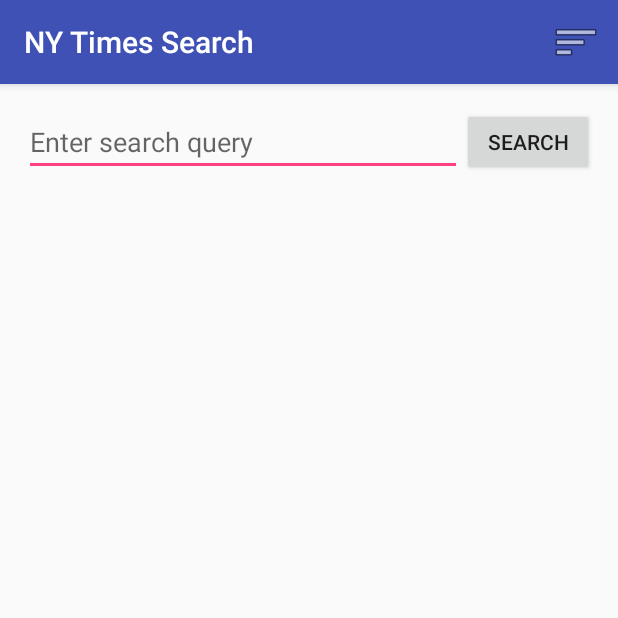
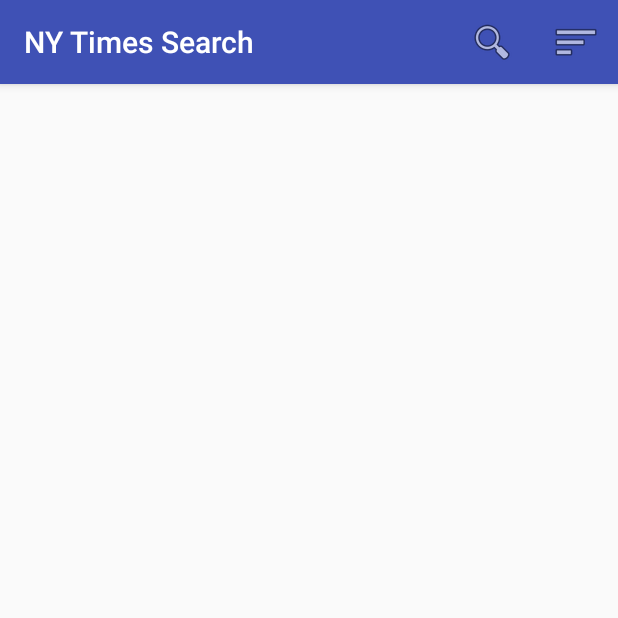
Before and after one commit to heyhuyen/codepath-nytimes-search, an Android app: the screen it shows after launch (SearchActivity), on a phone screen of 412 x 824 dp, the top half of it. Run offline under Robolectric (Android 15) with nearby library versions, the phone set to English and light mode, and no system bars; our stand-ins replace Picasso; libraries missing offline, so code that uses them is left out: com.loopj.android, cz.msebera.android; pictures from the network do not load; 2 statements that could not run were skipped.

Commit message:
Use ActionBar SearchView

```diff
--- a/app/src/main/java/com/huyentran/nytsearch/activities/SearchActivity.java
+++ b/app/src/main/java/com/huyentran/nytsearch/activities/SearchActivity.java
@@ -6,16 +6,16 @@ import android.net.ConnectivityManager;
 import android.net.NetworkInfo;
 import android.os.Bundle;
 import android.support.design.widget.Snackbar;
+import android.support.v4.view.MenuItemCompat;
 import android.support.v7.app.AppCompatActivity;
 import android.support.v7.widget.RecyclerView;
+import android.support.v7.widget.SearchView;
 import android.support.v7.widget.StaggeredGridLayoutManager;
 import android.support.v7.widget.Toolbar;
 import android.util.Log;
 import android.view.View;
 import android.view.Menu;
 import android.view.MenuItem;
-import android.widget.Button;
-import android.widget.EditText;
 
 import com.huyentran.nytsearch.R;
 import com.huyentran.nytsearch.adapters.ArticleArrayAdapter;
@@ -47,8 +47,7 @@ public class SearchActivity extends AppCompatActivity {
     private static final int FIRST_PAGE = 0;
     private static final int PAGE_MAX = 2; // TODO: lower for now
 
-    private EditText etQuery;
-    private Button btnSearch;
+    private SearchView searchView;
     private RecyclerView rvArticles;
 
     private ArrayList<Article> articles;
@@ -75,16 +74,6 @@ public class SearchActivity extends AppCompatActivity {
      * Wiring and setup of view and view-related components.
      */
     private void setupViews() {
-        this.etQuery = (EditText) findViewById(R.id.etQuery);
-
-        this.btnSearch = (Button) findViewById(R.id.btnSearch);
-        this.btnSearch.setOnClickListener(new View.OnClickListener() {
-            @Override
-            public void onClick(View v) {
-                articleSearch(FIRST_PAGE);
-            }
-        });
-
         this.rvArticles = (RecyclerView) findViewById(R.id.rvArticles);
         this.articles = new ArrayList<>();
         this.articleArrayAdapter = new ArticleArrayAdapter(this, this.articles);
@@ -107,7 +96,7 @@ public class SearchActivity extends AppCompatActivity {
                 new EndlessRecyclerViewScrollListener(gridLayoutManager) {
                     @Override
                     public void onLoadMore(int page, int totalItemsCount) {
-                        articleSearch(page);
+                        articleSearch(searchView.getQuery().toString(), page);
                     }
                 });
     }
@@ -116,7 +105,30 @@ public class SearchActivity extends AppCompatActivity {
     public boolean onCreateOptionsMenu(Menu menu) {
         // Inflate the menu; this adds items to the action bar if it is present.
         getMenuInflater().inflate(R.menu.menu_search, menu);
-        return true;
+
+        // hookup search view in action bar
+        MenuItem searchItem = menu.findItem(R.id.action_search);
+        searchView = (SearchView) MenuItemCompat.getActionView(searchItem);
+        searchView.setOnQueryTextListener(new SearchView.OnQueryTextListener() {
+            @Override
+            public boolean onQueryTextSubmit(String query) {
+                // perform query here
+                articleSearch(query, FIRST_PAGE);
+
+                // workaround to avoid issues with some emulators and keyboard devices firing twice if a keyboard enter is used
+                // see https://code.google.com/p/android/issues/detail?id=24599
+                searchView.clearFocus();
+
+                return true;
+            }
+
+            @Override
+            public boolean onQueryTextChange(String newText) {
+                return false;
+            }
+        });
+        return super.onCreateOptionsMenu(menu);
+
     }
 
     @Override
@@ -137,8 +149,8 @@ public class SearchActivity extends AppCompatActivity {
     /**
      * Launches request for an article search for text in the query Edit Text.
      */
-    private void articleSearch(final int page) {
-        String query = this.etQuery.getText().toString();
+    private void articleSearch(final String query, final int page) {
+        Log.d("DEBUG", "Search query: " + query + "; page: "+ page);
         if (query.isEmpty() || page == PAGE_MAX || !isOnline()) {
             return;
         }
@@ -167,7 +179,7 @@ public class SearchActivity extends AppCompatActivity {
                 super.onFailure(statusCode, headers, throwable, errorResponse);
                 if (statusCode == 429 && errorResponse.toString().equals("{\"message\":\"API rate limit exceeded\"}")) {
                     Log.d("DEBUG", "API rate limit exceeded. Retrying.");
-                    articleSearch(page);
+                    articleSearch(query, page);
                 }
             }
         });
@@ -201,7 +213,7 @@ public class SearchActivity extends AppCompatActivity {
             if (filtersChanged) {
                 this.filterSettings = filterSettings;
                 if (this.articleArrayAdapter.getItemCount() != 0) {
-                    articleSearch(FIRST_PAGE);
+                    articleSearch(this.searchView.getQuery().toString(), FIRST_PAGE);
                 }
             }
         }
@@ -229,10 +241,8 @@ public class SearchActivity extends AppCompatActivity {
             Process ipProcess = runtime.exec("/system/bin/ping -c 1 8.8.8.8");
             int     exitValue = ipProcess.waitFor();
             if (exitValue == 0) {
-                if (this.snackbar != null && this.snackbar.isShown()) {
-                    this.snackbar = Snackbar.make(this.rvArticles, R.string.online,
-                            Snackbar.LENGTH_SHORT);
-                    this.snackbar.show();
+                if (this.snackbar != null && this.snackbar.isShownOrQueued()) {
+                    this.snackbar.dismiss();
                 }
                 return true;
             }
--- a/app/src/main/res/layout/content_search.xml
+++ b/app/src/main/res/layout/content_search.xml
@@ -14,32 +14,10 @@
     tools:context="com.huyentran.nytsearch.activities.SearchActivity"
     tools:showIn="@layout/activity_search">
 
-    <EditText
-        android:id="@+id/etQuery"
-        android:layout_width="wrap_content"
-        android:layout_height="wrap_content"
-        android:inputType="textPersonName"
-        android:ems="10"
-        android:layout_toLeftOf="@+id/btnSearch"
-        android:layout_alignParentLeft="true"
-        android:layout_alignParentStart="true"
-        android:hint="@string/et_search_hint"/>
-
-    <Button
-        android:id="@+id/btnSearch"
-        android:text="@string/search"
-        android:layout_width="wrap_content"
-        android:layout_height="wrap_content"
-        android:layout_alignBottom="@+id/etQuery"
-        android:layout_alignParentRight="true"
-        android:layout_alignParentEnd="true"
-        android:layout_alignParentTop="true"/>
-
     <android.support.v7.widget.RecyclerView
         android:id="@+id/rvArticles"
         android:layout_width="match_parent"
         android:layout_height="wrap_content"
-        android:layout_below="@+id/etQuery"
         android:layout_alignParentStart="true"
         android:layout_alignParentBottom="true" />
 </RelativeLayout>
--- a/app/src/main/res/menu/menu_search.xml
+++ b/app/src/main/res/menu/menu_search.xml
@@ -2,6 +2,14 @@
       xmlns:app="http://schemas.android.com/apk/res-auto"
       xmlns:tools="http://schemas.android.com/tools"
       tools:context="com.huyentran.nytsearch.activities.SearchActivity">
+
+    <item android:id="@+id/action_search"
+          android:orderInCategory="5"
+          android:title="@string/action_search"
+          android:icon="@android:drawable/ic_menu_search"
+          app:showAsAction="ifRoom|collapseActionView"
+          app:actionViewClass="android.support.v7.widget.SearchView" />
+
     <item
         android:id="@+id/miFilter"
         android:icon="@android:drawable/ic_menu_sort_by_size"
--- a/app/src/main/res/values/strings.xml
+++ b/app/src/main/res/values/strings.xml
@@ -2,6 +2,7 @@
     <string name="app_name">NY Times Search</string>
 
     <!-- Search Activity -->
+    <string name="action_search">Search</string>
     <string name="action_settings">Filter</string>
     <string name="et_search_hint">Enter search query</string>
     <string name="search">Search</string>
@@ -28,5 +29,4 @@
     <!-- Internet Connectivity -->
     <string name="error_network">No network connectivity.</string>
     <string name="error_offline">No internet connectivity.</string>
-    <string name="online">And we\'re back online!</string>
 </resources>
```
Also changed, not shown: 1 other file.
